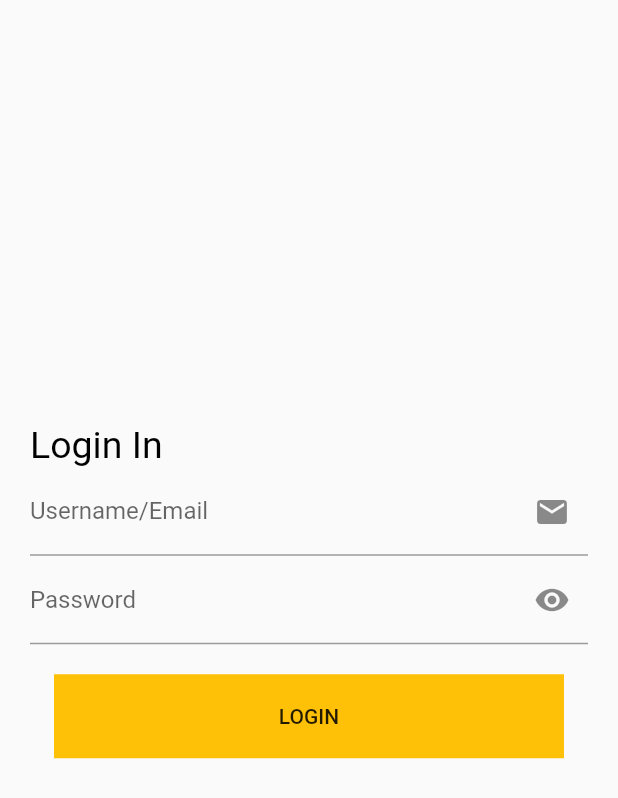
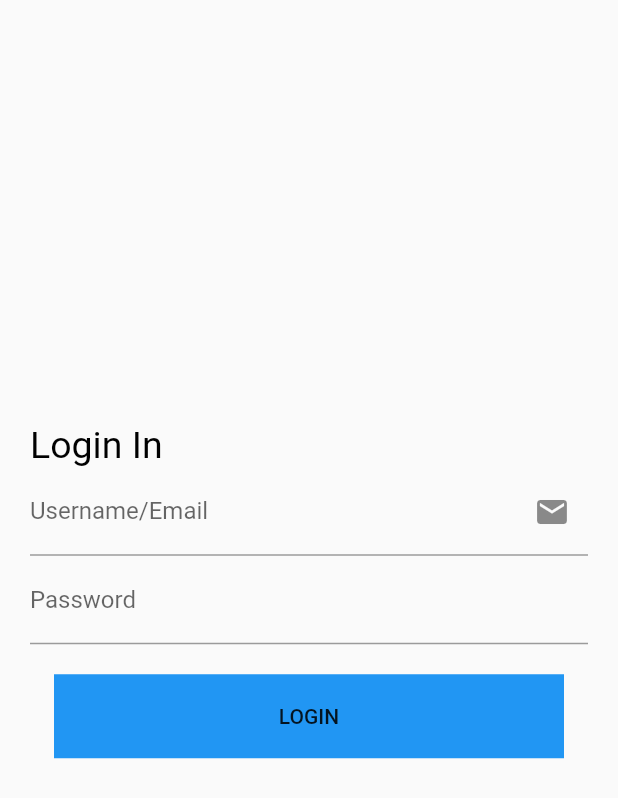
Before and after one commit to tientran01/bloc, a Flutter app: the screen it shows after launch, on a phone screen of 412 x 824 dp. Shown: the top 798 px of the screen. Run offline on Flutter 3.47's test engine with Material 2 defaults, Android fonts, the phone set to English and light mode, and no system bars; our stand-ins replace dio, equatable, flutter_bloc.

```diff
--- a/lib/application/application.dart
+++ b/lib/application/application.dart
@@ -1,3 +1,4 @@
 class Application {
   static String baseUrl = 'https://api.doctruyenaudio.net';
+  static String getDataUrl = 'https://jsonplaceholder.typicode.com';
 }
--- a/lib/bloc/login/bloc/login_bloc.dart
+++ b/lib/bloc/login/bloc/login_bloc.dart
@@ -25,9 +25,9 @@ class LoginBloc extends Bloc<LoginEvent, LoginState> {
       SubmitLoginEvent event, Emitter<void> emitter) async {
     try {
       ApiClient.api.login(state.username, state.password);
-      NavigationService.navigatorKey.currentState?.pushNamed('/home');
+      NavigationService.navigatorKey.currentState?.pushNamed("/home");
     } catch (e) {
-      print(e.toString());
+      Text(e.toString());
     }
   }
 
--- /dev/null
+++ b/lib/component/custom_button.dart
@@ -0,0 +1,32 @@
+import 'package:flutter/material.dart';
+
+class CustomButton extends StatelessWidget {
+  final Function()? onPressed;
+  final String text;
+  final Color? bgColor;
+  final double? width;
+  final double? height;
+  const CustomButton(
+      {Key? key,
+      this.onPressed,
+      required this.text,
+      this.bgColor,
+      this.width,
+      this.height})
+      : super(key: key);
+
+  @override
+  Widget build(BuildContext context) {
+    Size size = MediaQuery.of(context).size;
+    return MaterialButton(
+      onPressed: onPressed,
+      child: Container(
+        alignment: Alignment.center,
+        width: width ?? size.width,
+        height: height ?? 56,
+        color: bgColor ?? Colors.amber,
+        child: Text(text.toUpperCase()),
+      ),
+    );
+  }
+}
--- a/lib/component/custom_text_field.dart
+++ b/lib/component/custom_text_field.dart
@@ -4,7 +4,7 @@ class CustomTextField extends StatelessWidget {
   final TextEditingController? textEditingController;
   final String title;
   final String hintText;
-  final Widget suffixIcon;
+  final Widget? suffixIcon;
   final bool? obscureText;
   final Function(String) onChanged;
 
@@ -13,7 +13,7 @@ class CustomTextField extends StatelessWidget {
       this.textEditingController,
       required this.title,
       required this.hintText,
-      required this.suffixIcon,
+      this.suffixIcon,
       this.obscureText = false, required this.onChanged})
       : super(key: key);
 
--- a/lib/main.dart
+++ b/lib/main.dart
@@ -1,6 +1,6 @@
-import 'package:bloc_demo/pages/home.dart';
-import 'package:bloc_demo/pages/login.dart';
+import 'package:bloc_demo/bloc/home/bloc/home_bloc.dart';
 import 'package:bloc_demo/router/navigation_service.dart';
+import 'package:bloc_demo/router/router_name.dart';
 import 'package:flutter/material.dart';
 import 'package:flutter_bloc/flutter_bloc.dart';
 import 'bloc/login/bloc/login_bloc.dart';
@@ -8,8 +8,11 @@ import 'bloc/login/bloc/login_bloc.dart';
 void main() {
   runApp(
     MultiBlocProvider(
-      providers: [BlocProvider(create: (_) => LoginBloc())],
-      child: MyApp(),
+      providers: [
+        BlocProvider(create: (_) => LoginBloc()),
+        BlocProvider(create: (_)=> HomeBloc())
+      ],
+      child: const MyApp(),
     ),
   );
 }
@@ -22,11 +25,8 @@ class MyApp extends StatelessWidget {
     return MaterialApp(
       navigatorKey: NavigationService.navigatorKey,
       debugShowCheckedModeBanner: false,
-      initialRoute: "login",
-      routes: {
-        "login": (BuildContext context) => const LoginScreen(),
-        "/home": (BuildContext context) => const HomeScreen()
-      },
+      initialRoute: "/",
+      routes: RouteName.route
     );
   }
 }
--- a/lib/pages/login.dart
+++ b/lib/pages/login.dart
@@ -1,6 +1,7 @@
 import 'package:bloc_demo/bloc/login/bloc/login_event.dart';
 import 'package:bloc_demo/bloc/login/bloc/login_bloc.dart';
 import 'package:bloc_demo/bloc/login/bloc/login_state.dart';
+import 'package:bloc_demo/component/custom_button.dart';
 import 'package:bloc_demo/component/custom_text_field.dart';
 import 'package:flutter/material.dart';
 import 'package:flutter_bloc/flutter_bloc.dart';
@@ -28,7 +29,6 @@ class _LoginScreenState extends State<LoginScreen> {
         return Center(
           child: Padding(
             padding: const EdgeInsets.symmetric(horizontal: 20.0),
-            child: Form(
             child: Column(
                 mainAxisAlignment: MainAxisAlignment.center,
                 crossAxisAlignment: CrossAxisAlignment.start,
@@ -45,24 +45,14 @@ class _LoginScreenState extends State<LoginScreen> {
                   CustomTextField(
                       title: "Password",
                       hintText: "Enter your password",
-                        suffixIcon: const Icon(Icons.remove_red_eye),
                       onChanged: (String password) => bloc.add(
                           GetUsernameAndPasswordFormTextFieldEvent(
                               password: password))),
                   const SizedBox(height: 20.0),
-                    MaterialButton(
-                      onPressed: () {
-                        bloc.add(SubmitLoginEvent());
-                      },
-                      child: Container(
-                          height: 56,
-                          color: Colors.amber,
-                          child: Center(child: Text("Login".toUpperCase()))),
-                    ),
+                  CustomButton(text: "Login", onPressed: ()=> bloc.add(SubmitLoginEvent()), bgColor: Colors.blue,),
                   const SizedBox(height: 20.0),
                   Text(state.nameAndPassword ?? ''),
                 ]),
-            ),
           ),
         );
       }),
--- a/lib/router/navigation_service.dart
+++ b/lib/router/navigation_service.dart
@@ -1,4 +1,4 @@
-import 'package:flutter/cupertino.dart';
+import 'package:flutter/material.dart';
 
 class NavigationService {
   NavigationService._();
--- a/lib/router/router_name.dart
+++ b/lib/router/router_name.dart
@@ -0,0 +1,12 @@
+import 'package:bloc_demo/pages/home.dart';
+import 'package:bloc_demo/pages/login.dart';
+import 'package:bloc_demo/pages/profile.dart';
+import 'package:flutter/material.dart';
+
+class RouteName {
+  static Map<String, WidgetBuilder> route = {
+    "/": (BuildContext context) => const LoginScreen(),
+    "/home": (BuildContext context) => const HomeScreen(),
+    "/profile": (BuildContext context) => const ProfileScreen()
+  };
+}
```
Also changed, not shown: lib/bloc/home/bloc/home_bloc.dart (added, +33 -0 lines), lib/bloc/home/bloc/home_event.dart (added, +22 -0 lines), lib/bloc/home/bloc/home_state.dart (added, +16 -0 lines), lib/model/data.dart (+16 -19 lines), lib/pages/home.dart (+31 -1 lines), lib/pages/profile.dart (added, +35 -0 lines), lib/repositories/api_client.dart (+13 -13 lines). Lines whose indentation alone changed are shown as unchanged.
